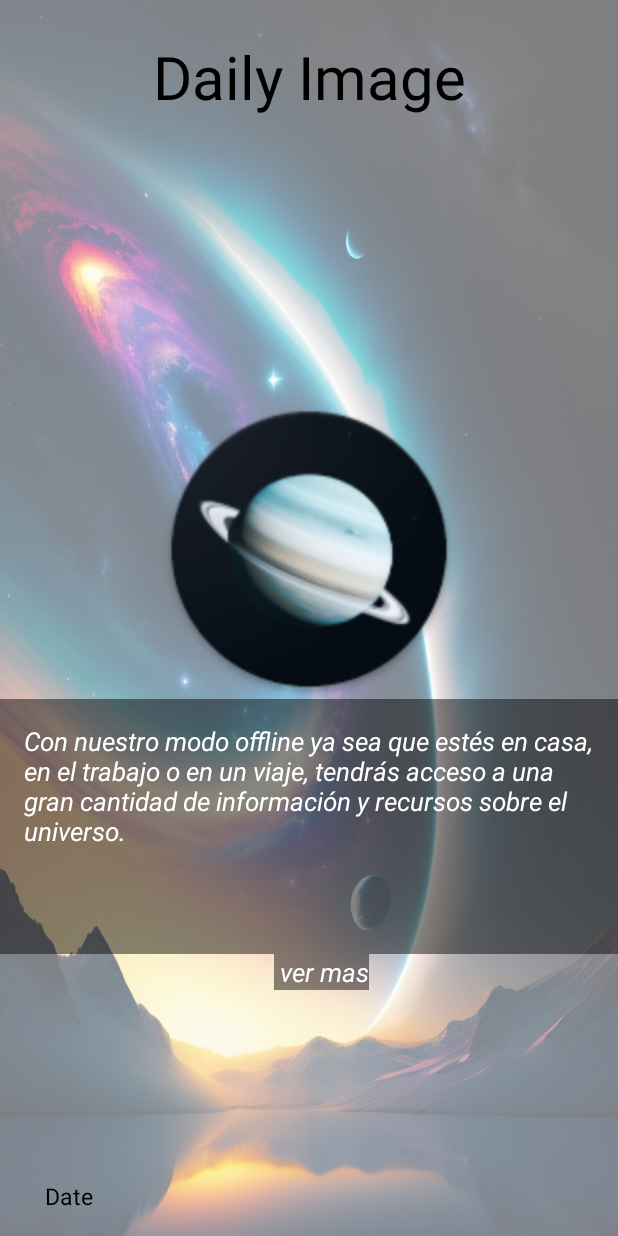
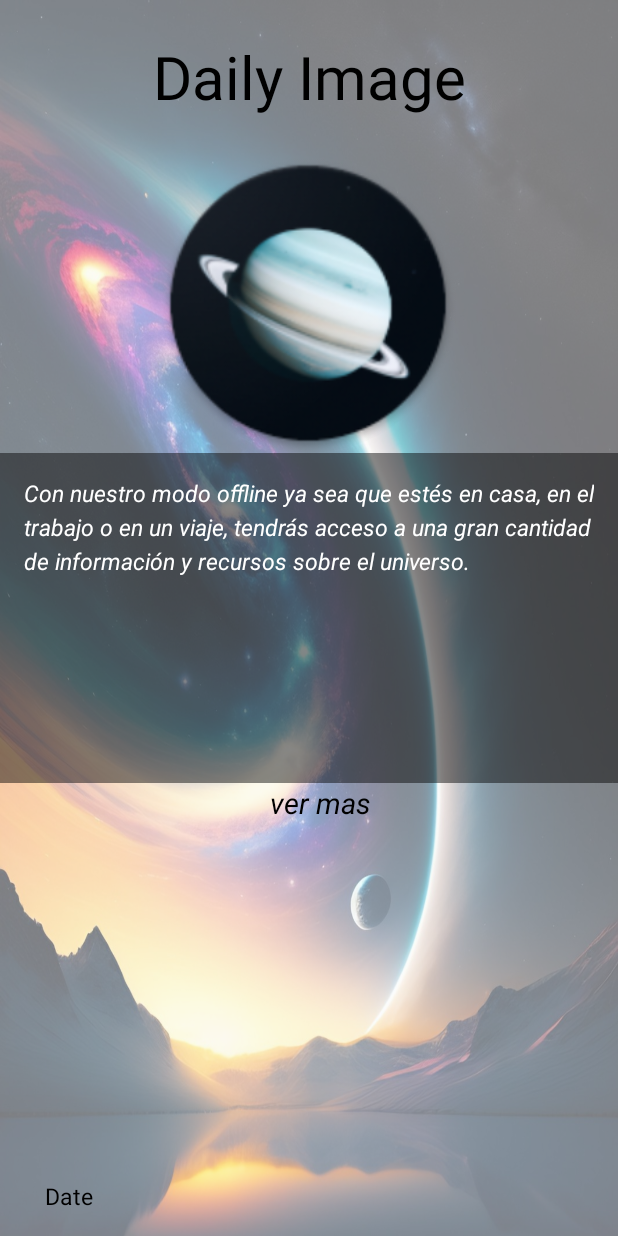
Before and after one commit to sebasDesing/Astro_v2, an Android app: the layout fragment_daily_image.xml on its own in the app's theme, with its tools: preview values and no code run, on a phone screen of 412 x 824 dp. Run offline under Robolectric (Android 15) with nearby library versions, the phone set to English and light mode, and no system bars.

Commit message:
feat : swipe implementado

```diff
--- a/app/src/main/java/com/example/astrop/di/NetworkModule.kt
+++ b/app/src/main/java/com/example/astrop/di/NetworkModule.kt
@@ -13,7 +13,7 @@ import javax.inject.Singleton
 @Module
 @InstallIn(SingletonComponent::class)
 object NetworkModule {
-    const val BASE_URL = "http://192.168.247.33:3000"  // AQUI VA TU IP LOCAL
+    const val BASE_URL = "http://192.168.124.33:3000"  // AQUI VA TU IP LOCAL
     @Singleton
     @Provides
 
--- a/app/src/main/res/layout/fragment_daily_image.xml
+++ b/app/src/main/res/layout/fragment_daily_image.xml
@@ -1,11 +1,20 @@
 <?xml version="1.0" encoding="utf-8"?>
-<androidx.constraintlayout.widget.ConstraintLayout xmlns:android="http://schemas.android.com/apk/res/android"
+<FrameLayout xmlns:android="http://schemas.android.com/apk/res/android"
     xmlns:app="http://schemas.android.com/apk/res-auto"
     xmlns:tools="http://schemas.android.com/tools"
     android:id="@+id/daily_image_fg"
     android:layout_width="match_parent"
     android:layout_height="match_parent"
     tools:context=".ui.dailyImage.DailyImageFragment">
+
+    <androidx.swiperefreshlayout.widget.SwipeRefreshLayout
+        android:id="@+id/swipe_daily"
+        android:layout_width="match_parent"
+        android:layout_height="match_parent">
+
+        <androidx.constraintlayout.widget.ConstraintLayout
+            android:layout_width="match_parent"
+            android:layout_height="match_parent">
 
             <ImageView
                 android:layout_width="match_parent"
@@ -18,24 +27,27 @@
                 android:layout_width="wrap_content"
                 android:layout_height="wrap_content"
                 android:layout_marginTop="24dp"
+                android:layout_marginBottom="24dp"
                 android:text="Daily Image"
                 android:textColor="@color/white"
                 android:textSize="40dp"
-        app:layout_constraintBottom_toTopOf="@id/title"
+                app:layout_constraintBottom_toTopOf="@id/daily_image"
                 app:layout_constraintEnd_toEndOf="parent"
                 app:layout_constraintStart_toStartOf="parent"
                 app:layout_constraintTop_toTopOf="parent"
                 app:layout_constraintVertical_bias="0.0"
+                app:layout_constraintVertical_chainStyle="packed"
                 tools:textColor="@color/black" />
 
 
-    <ImageView
+            <de.hdodenhof.circleimageview.CircleImageView
                 android:id="@+id/daily_image"
                 android:layout_width="200dp"
                 android:layout_height="200dp"
                 android:src="@drawable/ic_launcher"
                 app:layout_constraintBottom_toTopOf="@id/body_container"
                 app:layout_constraintEnd_toEndOf="parent"
+                app:layout_constraintHorizontal_bias="0.497"
                 app:layout_constraintStart_toStartOf="parent"
                 app:layout_constraintTop_toBottomOf="@id/title"
                 app:layout_constraintVertical_chainStyle="packed" />
@@ -43,7 +55,7 @@
             <ScrollView
                 android:id="@+id/body_container"
                 android:layout_width="match_parent"
-        android:layout_height="170dp"
+                android:layout_height="220dp"
                 android:background="#77000000"
                 android:padding="16dp"
                 app:layout_constraintBottom_toBottomOf="parent"
@@ -55,11 +67,12 @@
                     android:id="@+id/body"
                     android:layout_width="match_parent"
                     android:layout_height="wrap_content"
+                    android:lineSpacingExtra="4.45dp"
                     android:maxLines="10"
-            android:text="@string/body_f2"
                     android:textColor="@color/white"
-            android:textSize="17dp"
-            android:textStyle="italic" />
+                    android:textSize="15sp"
+                    android:textStyle="italic"
+                    tools:text="@string/body_f2" />
 
             </ScrollView>
 
@@ -67,10 +80,9 @@
                 android:id="@+id/see_more"
                 android:layout_width="wrap_content"
                 android:layout_height="wrap_content"
-        android:background="#77000000"
-        android:text=" ver mas"
-        android:textColor="#FFFFFF"
-        android:textSize="17dp"
+                android:text="@string/ver_mas"
+                android:textColor="#000000"
+                android:textSize="19sp"
                 android:textStyle="italic"
                 app:layout_constraintBottom_toBottomOf="parent"
                 app:layout_constraintEnd_toEndOf="parent"
@@ -94,5 +106,18 @@
                 app:layout_goneMarginBottom="30dp"
                 tools:textColor="@color/black" />
 
+            <ProgressBar
+                android:id="@+id/progress_bar"
+                android:layout_width="wrap_content"
+                android:layout_height="wrap_content"
+                android:layout_marginStart="40dp"
+                android:layout_marginBottom="40dp"
+                android:visibility="gone"
+                app:layout_constraintBottom_toBottomOf="parent"
+                app:layout_constraintStart_toStartOf="parent" />
 
         </androidx.constraintlayout.widget.ConstraintLayout>
+
+    </androidx.swiperefreshlayout.widget.SwipeRefreshLayout>
+
+</FrameLayout>
--- a/app/src/main/res/values/strings.xml
+++ b/app/src/main/res/values/strings.xml
@@ -18,4 +18,5 @@
     <string name="title_user_profile">Profile</string>
     <string name="alert_message">¿Está seguro que desea salir de la aplicación?</string>
     <string name="alert_title">¿Salir?</string>
+    <string name="ver_mas">ver mas</string>
 </resources>
```
Also changed, not shown: app/src/main/java/com/example/astrop/ui/dailyImage/DailyImageFragment.kt (+5 -4 lines), app/src/main/java/com/example/astrop/ui/dailyImage/DailyImageViewModel.kt (+16 -10 lines). Lines whose indentation alone changed are shown as unchanged.
